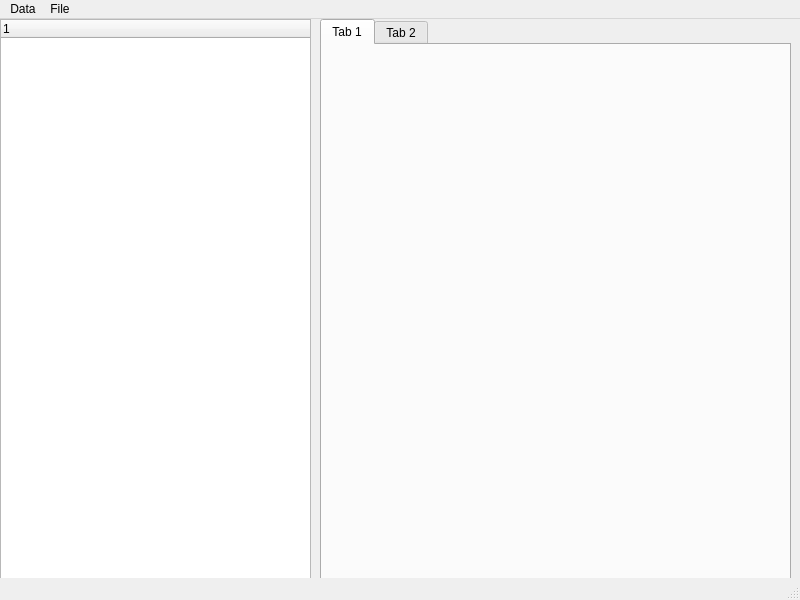
Old version of the form ManagementGUI/gui/mainwindow.ui in the repository ms412/CANatHome.
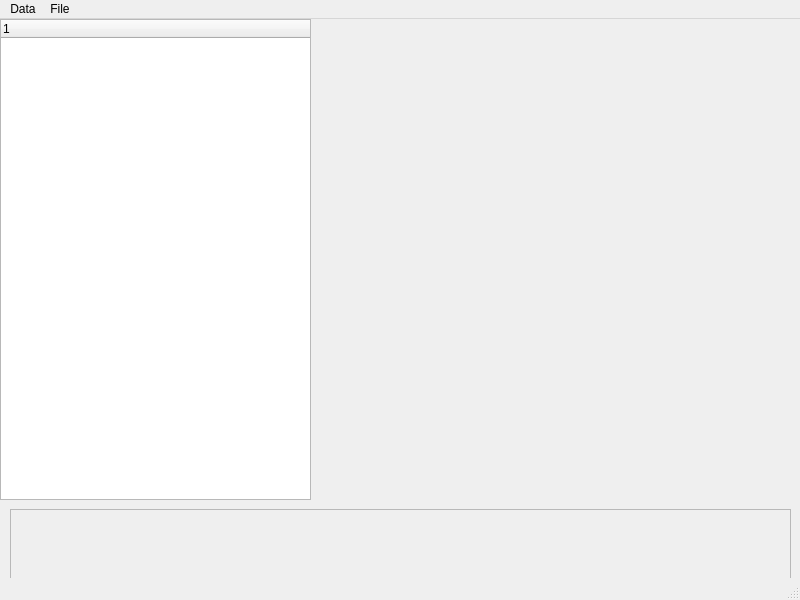
New version of the form.

```diff
--- a/ManagementGUI/gui/mainwindow.ui
+++ b/ManagementGUI/gui/mainwindow.ui
@@ -20,7 +20,7 @@
       <x>0</x>
       <y>0</y>
       <width>311</width>
-      <height>561</height>
+      <height>481</height>
      </rect>
     </property>
     <column>
@@ -29,24 +29,37 @@
      </property>
     </column>
    </widget>
-   <widget class="QTabWidget" name="tabWidget">
+   <widget class="QWidget" name="dynamicWidget" native="true">
     <property name="geometry">
      <rect>
       <x>320</x>
       <y>0</y>
       <width>471</width>
-      <height>561</height>
+      <height>481</height>
      </rect>
     </property>
-    <widget class="QWidget" name="tab">
-     <attribute name="title">
-      <string>Tab 1</string>
-     </attribute>
-    </widget>
-    <widget class="QWidget" name="tab_2">
-     <attribute name="title">
-      <string>Tab 2</string>
-     </attribute>
+   </widget>
+   <widget class="QScrollArea" name="scrollArea">
+    <property name="geometry">
+     <rect>
+      <x>10</x>
+      <y>490</y>
+      <width>781</width>
+      <height>80</height>
+     </rect>
+    </property>
+    <property name="widgetResizable">
+     <bool>true</bool>
+    </property>
+    <widget class="QWidget" name="scrollAreaWidgetContents">
+     <property name="geometry">
+      <rect>
+       <x>0</x>
+       <y>0</y>
+       <width>777</width>
+       <height>76</height>
+      </rect>
+     </property>
     </widget>
    </widget>
   </widget>
```
